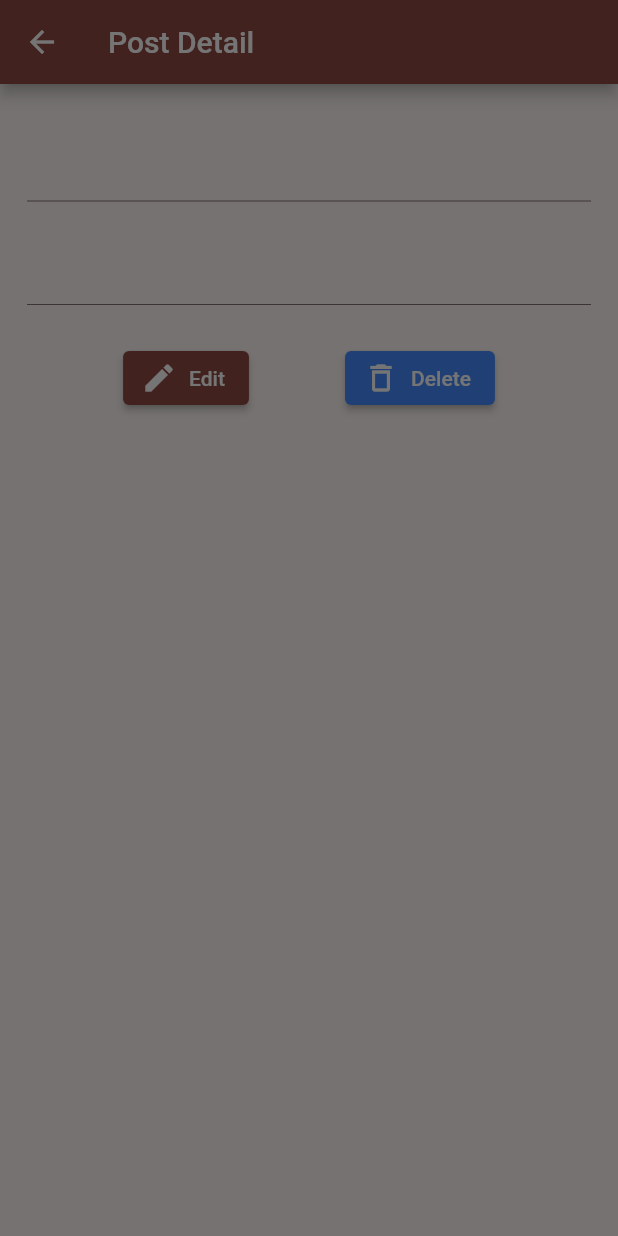
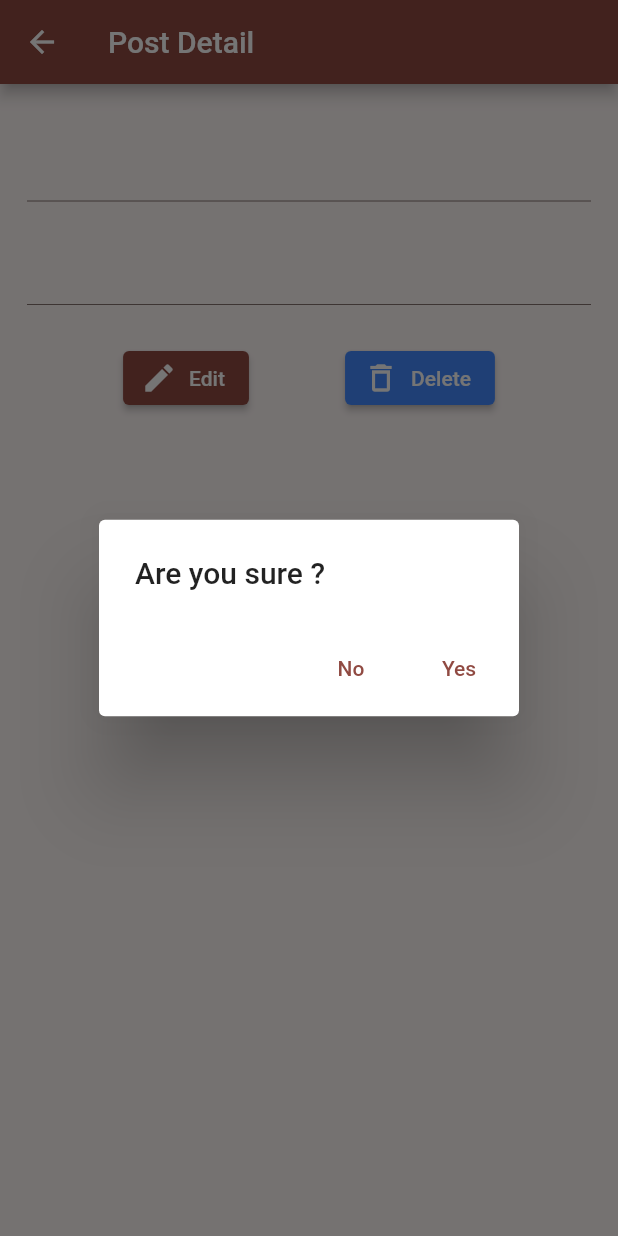
Before and after one commit to azzamaddouri/flutter_clean_architecture_posts_app, a Flutter app: the PostDetailPage screen opened directly with empty values, after a tap on "Delete", on a phone screen of 412 x 824 dp. Run offline on Flutter 3.47's test engine with Material 2 defaults, Android fonts, the phone set to English and light mode, and no system bars; our stand-ins replace bloc, dartz, equatable, flutter_bloc, get_it, internet_connection_checker and 1 more; accounts and stored records are empty; network calls fail.

Commit message:
Application Layer Is Done !

```diff
--- a/lib/features/posts/presentation/widgets/post_datail_page/delete_dialog_widget.dart
+++ b/lib/features/posts/presentation/widgets/post_datail_page/delete_dialog_widget.dart
@@ -1,5 +1,7 @@
 // ignore_for_file: public_member_api_docs, sort_constructors_first
 import 'package:flutter/material.dart';
+import 'package:flutter_bloc/flutter_bloc.dart';
+import 'package:flutter_clean_architecture_posts_app/features/posts/presentation/bloc/add_delete_update_post/add_delete_update_post_bloc.dart';
 
 class DeleteDialogWidget extends StatelessWidget {
   final int postId;
@@ -10,6 +12,25 @@ class DeleteDialogWidget extends StatelessWidget {
 
   @override
   Widget build(BuildContext context) {
-    return Container();
+    return AlertDialog(
+      title: Text(
+        "Are you sure ?",
+      ),
+      actions: [
+        TextButton(
+          onPressed: () {
+            Navigator.of(context).pop();
+          },
+          child: Text("No"),
+        ),
+        TextButton(
+          onPressed: () {
+            BlocProvider.of<AddDeleteUpdatePostBloc>(context)
+                .add(DeletePostEvent(postId: postId));
+          },
+          child: Text("Yes"),
+        ),
+      ],
+    );
   }
 }
--- /dev/null
+++ b/lib/features/posts/presentation/widgets/post_datail_page/delete_post_btn.dart
@@ -0,0 +1,59 @@
+// ignore_for_file: public_member_api_docs, sort_constructors_first
+import 'package:flutter/material.dart';
+import 'package:flutter_bloc/flutter_bloc.dart';
+import 'package:flutter_clean_architecture_posts_app/features/posts/presentation/widgets/post_datail_page/delete_dialog_widget.dart';
+
+import '../../../../../core/util/snackbar_message.dart';
+import '../../../../../core/widgets/loading_widget.dart';
+import '../../bloc/add_delete_update_post/add_delete_update_post_bloc.dart';
+import '../../pages/posts_page.dart';
+
+class DeletePostBtnWidget extends StatelessWidget {
+  final int postId;
+  const DeletePostBtnWidget({
+    Key? key,
+    required this.postId,
+  }) : super(key: key);
+
+  @override
+  Widget build(BuildContext context) {
+    return ElevatedButton.icon(
+      onPressed: () => deleteDialog(context, postId),
+      icon: Icon(Icons.delete_outlined),
+      label: Text("Delete"),
+      style: ButtonStyle(
+          backgroundColor: MaterialStateProperty.all(Colors.blueAccent)),
+    );
+  }
+
+  void deleteDialog(BuildContext context, int postId) {
+    showDialog(
+        context: context,
+        builder: (context) {
+          return BlocConsumer<AddDeleteUpdatePostBloc,
+              AddDeleteUpdatePostState>(
+            listener: (context, state) {
+              if (state is MessageAddDeleteUpdatePostState) {
+                SnackBarMessage().showSuccessSnackBar(
+                    message: state.message, context: context);
+                Navigator.of(context).pushAndRemoveUntil(
+                    MaterialPageRoute(builder: (_) => PostsPage()),
+                    (route) => false);
+              } else if (state is ErrorAddDeleteUpdatePostState) {
+                Navigator.of(context).pop();
+                SnackBarMessage().showErrorSnackBar(
+                    message: state.message, context: context);
+              }
+            },
+            builder: (context, state) {
+              if (state is LoadingAddDeleteUpdatePostState) {
+                return AlertDialog(
+                  title: LoadingWidget(),
+                );
+              }
+              return DeleteDialogWidget(postId: postId);
+            },
+          );
+        });
+  }
+}
--- a/lib/features/posts/presentation/widgets/post_datail_page/post_detail_widget.dart
+++ b/lib/features/posts/presentation/widgets/post_datail_page/post_detail_widget.dart
@@ -1,13 +1,9 @@
 // ignore_for_file: public_member_api_docs, sort_constructors_first
 import 'package:flutter/material.dart';
-import 'package:flutter_bloc/flutter_bloc.dart';
-import 'package:flutter_clean_architecture_posts_app/core/util/snackbar_message.dart';
-import 'package:flutter_clean_architecture_posts_app/features/posts/presentation/bloc/add_delete_update_post/add_delete_update_post_bloc.dart';
-import 'package:flutter_clean_architecture_posts_app/features/posts/presentation/pages/post_add_update_page.dart';
-import 'package:flutter_clean_architecture_posts_app/features/posts/presentation/pages/posts_page.dart';
-import 'package:flutter_clean_architecture_posts_app/features/posts/presentation/widgets/post_datail_page/delete_dialog_widget.dart';
 
-import '../../../../../core/widgets/loading_widget.dart';
+import 'package:flutter_clean_architecture_posts_app/features/posts/presentation/widgets/post_datail_page/delete_post_btn.dart';
+import 'package:flutter_clean_architecture_posts_app/features/posts/presentation/widgets/post_datail_page/update_post_btn_widget.dart';
+
 import '../../../domain/entities/post_entity.dart';
 
 class PageDetailWidget extends StatelessWidget {
@@ -38,59 +34,12 @@ class PageDetailWidget extends StatelessWidget {
           Row(
             mainAxisAlignment: MainAxisAlignment.spaceEvenly,
             children: [
-              ElevatedButton.icon(
-                  onPressed: () {
-                    Navigator.push(
-                        context,
-                        MaterialPageRoute(
-                            builder: (_) => PostAddUpdatePage(
-                                isUpdatePost: true, post: post)));
-                  },
-                  icon: Icon(Icons.edit),
-                  label: Text("Edit")),
-              ElevatedButton.icon(
-                onPressed: ()=> deleteDialog(context),
-                icon: Icon(Icons.delete_outlined),
-                label: Text("Delete"),
-                style: ButtonStyle(
-                    backgroundColor:
-                        MaterialStateProperty.all(Colors.blueAccent)),
-              )
+              UpdatePostBtnWidget(post: post),
+              DeletePostBtnWidget(postId: post.id!),
             ],
           )
         ],
       ),
     );
   }
-
-  void deleteDialog(BuildContext context) {
-    showDialog(
-        context: context,
-        builder: (context) {
-          return BlocConsumer<AddDeleteUpdatePostBloc,
-              AddDeleteUpdatePostState>(
-            listener: (context, state) {
-              if (state is MessageAddDeleteUpdatePostState) {
-                SnackBarMessage().showErrorSnackBar(
-                    message: state.message, context: context);
-                Navigator.of(context).pushAndRemoveUntil(
-                    MaterialPageRoute(builder: (_) => PostsPage()),
-                    (route) => false);
-              } else if (state is ErrorAddDeleteUpdatePostState) {
-                Navigator.of(context).pop();
-                SnackBarMessage().showErrorSnackBar(
-                    message: state.message, context: context);
-              }
-            },
-            builder: (context, state) {
-              if (state is LoadingAddDeleteUpdatePostState) {
-                return AlertDialog(
-                  title: LoadingWidget(),
-                );
-              }
-              return DeleteDialogWidget(postId:post.id!);
-            },
-          );
-        });
-  }
 }
--- /dev/null
+++ b/lib/features/posts/presentation/widgets/post_datail_page/update_post_btn_widget.dart
@@ -0,0 +1,27 @@
+// ignore_for_file: public_member_api_docs, sort_constructors_first
+import 'package:flutter/material.dart';
+
+import 'package:flutter_clean_architecture_posts_app/features/posts/domain/entities/post_entity.dart';
+import 'package:flutter_clean_architecture_posts_app/features/posts/presentation/pages/post_add_update_page.dart';
+
+class UpdatePostBtnWidget extends StatelessWidget {
+  final Post post;
+  const UpdatePostBtnWidget({
+    Key? key,
+    required this.post,
+  }) : super(key: key);
+
+  @override
+  Widget build(BuildContext context) {
+    return ElevatedButton.icon(
+        onPressed: () {
+          Navigator.push(
+              context,
+              MaterialPageRoute(
+                  builder: (_) =>
+                      PostAddUpdatePage(isUpdatePost: true, post: post)));
+        },
+        icon: Icon(Icons.edit),
+        label: Text("Edit"));
+  }
+}
```
